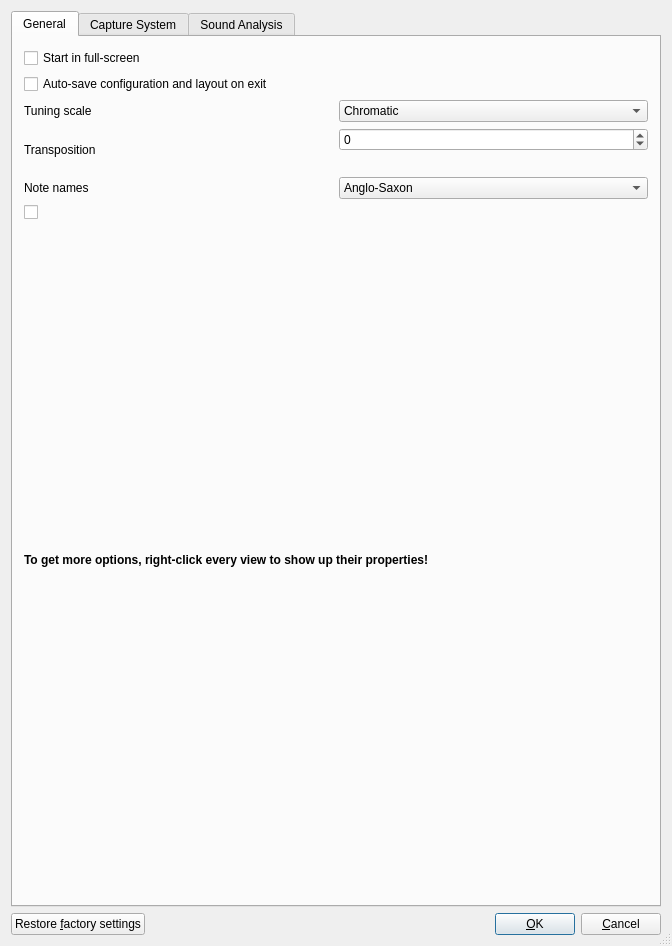
The window that ui/ConfigForm.ui (gillesdegottex/fmit) describes before a commit, drawn with Qt 5.
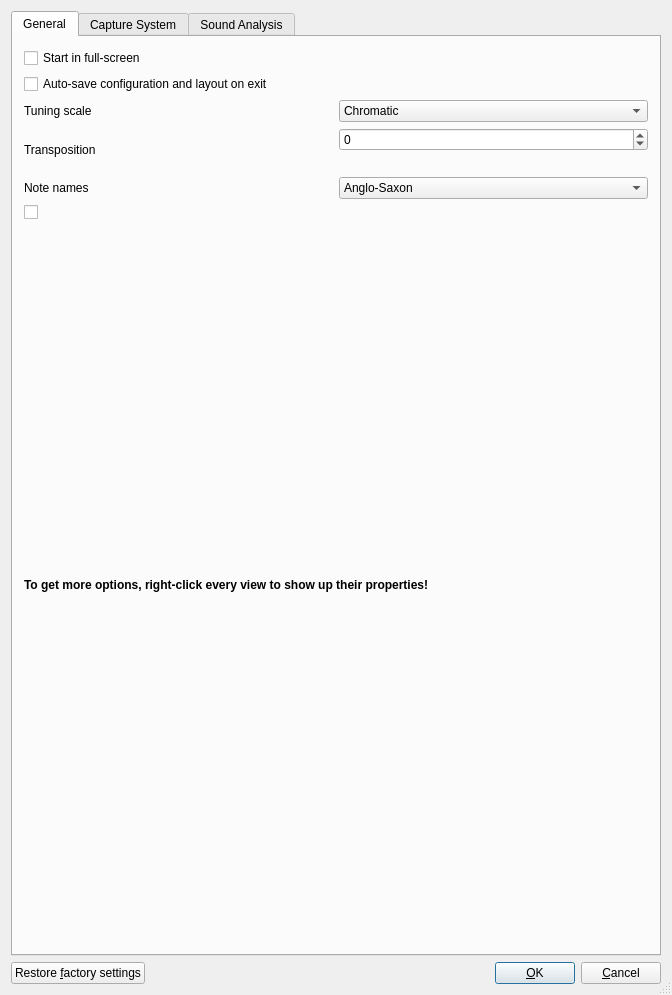
The same window after the commit. Icons and pictures are not drawn.

```diff
--- a/ui/ConfigForm.ui
+++ b/ui/ConfigForm.ui
@@ -7,7 +7,7 @@
     <x>0</x>
     <y>0</y>
     <width>672</width>
-    <height>946</height>
+    <height>995</height>
    </rect>
   </property>
   <property name="windowTitle">
```
Left out of the diff: 12 changed lines with no effect on the pictures.
